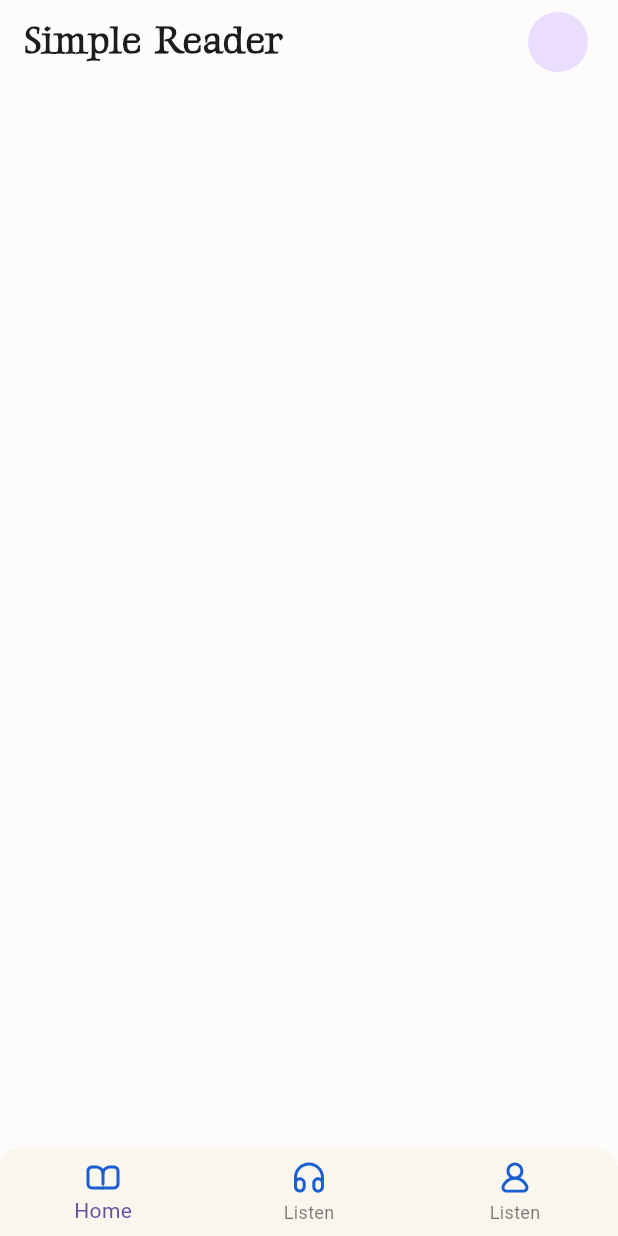
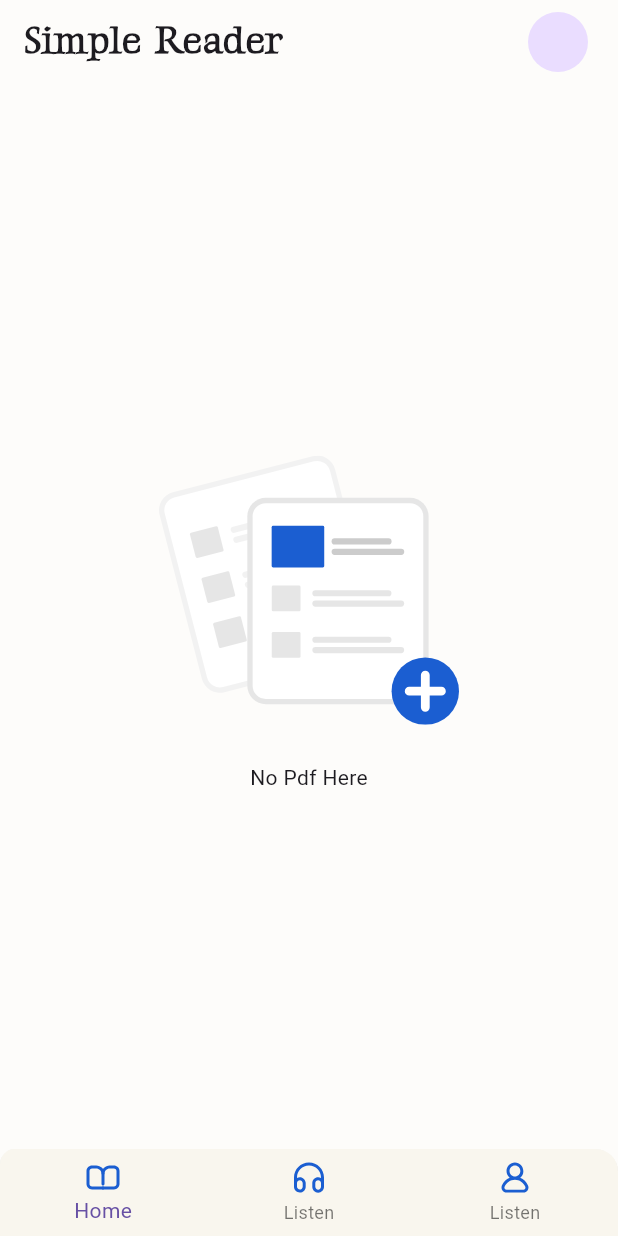
Before and after one commit to SatriaAkbarRizki/Readers-PDF, a Flutter app: the screen it shows after launch, on a phone screen of 412 x 824 dp. Run offline on Flutter 3.47's test engine with Material 3 defaults, Android fonts, the phone set to English and light mode, and no system bars; our stand-ins replace bloc, file_picker, flutter_bloc, flutter_svg, share_plus; missing offline and left inert: pdfrx.

Commit message:
add: screen empty document and audio

```diff
--- a/lib/main.dart
+++ b/lib/main.dart
@@ -31,7 +31,7 @@ class MainApp extends StatelessWidget {
       child: MaterialApp(
         debugShowCheckedModeBanner: false,
         theme: MyTheme().lightTheme,
-        home: const Navbar(),
+        home: Navbar(),
       ),
     );
   }
--- a/lib/screens/Home.dart
+++ b/lib/screens/Home.dart
@@ -1,5 +1,6 @@
 import 'package:flutter/material.dart';
 import 'package:simplereader/screens/empty.dart';
+import 'package:simplereader/type/empty_type.dart';
 
 import 'package:simplereader/widget/currentpdf.dart';
 
@@ -22,7 +23,9 @@ class HomeScreens extends StatelessWidget {
               child: CircleAvatar(),
             )
           ]),
-      body: EmptyScreens(),
+      body: const EmptyScreens(
+        type: TypeEmpty.emptyPdf,
+      ),
     );
   }
 }
--- /dev/null
+++ b/lib/screens/audio.dart
@@ -0,0 +1,25 @@
+import 'package:flutter/material.dart';
+import 'package:simplereader/screens/empty.dart';
+
+import '../type/empty_type.dart';
+
+class AudioScreens extends StatelessWidget {
+  const AudioScreens({super.key});
+
+  @override
+  Widget build(BuildContext context) {
+    return Scaffold(
+      appBar: AppBar(
+        backgroundColor: const Color(0xffFDFCFA),
+        forceMaterialTransparency: true,
+        title: Text(
+          'Simple Reader',
+          style: Theme.of(context).textTheme.titleMedium,
+        ),
+      ),
+      body: const EmptyScreens(
+        type: TypeEmpty.emptyAudio,
+      ),
+    );
+  }
+}
--- a/lib/screens/empty.dart
+++ b/lib/screens/empty.dart
@@ -1,10 +1,45 @@
+// ignore_for_file: public_member_api_docs, sort_constructors_first
 import 'package:flutter/material.dart';
+import 'package:flutter_svg/svg.dart';
+
+import 'package:simplereader/type/empty_type.dart';
 
 class EmptyScreens extends StatelessWidget {
-  const EmptyScreens({super.key});
+  final TypeEmpty type;
+
+  const EmptyScreens({
+    super.key,
+    required this.type,
+  });
 
   @override
   Widget build(BuildContext context) {
-    return Scaffold();
+    return Scaffold(
+      body: Center(
+        child: switch (type) {
+          TypeEmpty.emptyPdf =>
+            emptyWidget('No Pdf Here', 'assets/image/documentempty.svg'),
+          TypeEmpty.emptyAudio =>
+            emptyWidget('No Audio Here', 'assets/image/audioempty.svg'),
+        },
+      ),
+    );
+  }
+
+  Widget emptyWidget(String name, String path) {
+    return Column(
+      mainAxisAlignment: MainAxisAlignment.center,
+      children: [
+        SvgPicture.asset(
+          path,
+          height: 200,
+          width: 200,
+        ),
+        const SizedBox(
+          height: 15,
+        ),
+        Text(name)
+      ],
+    );
   }
 }
--- /dev/null
+++ b/lib/type/empty_type.dart
@@ -0,0 +1 @@
+enum TypeEmpty { emptyPdf, emptyAudio }
```
